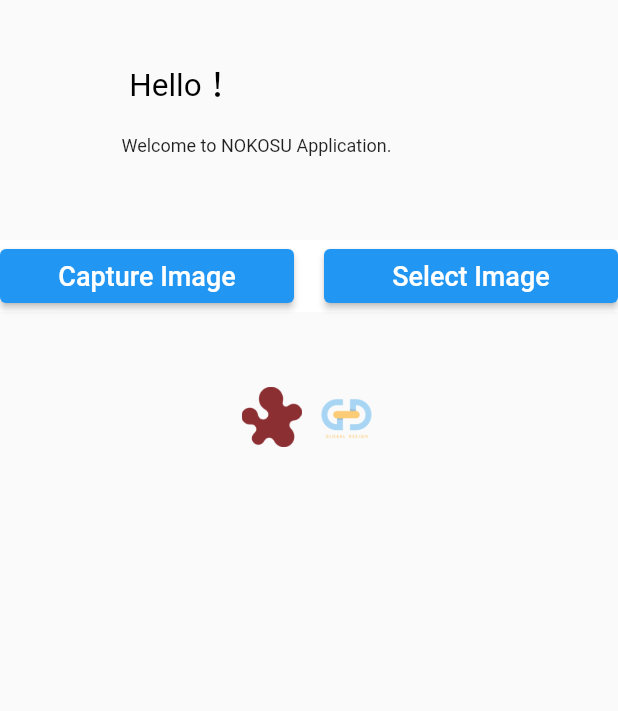
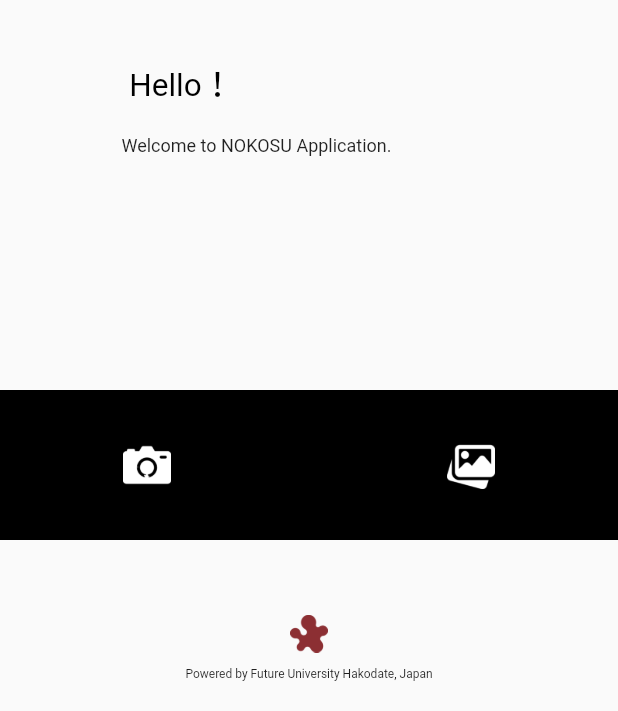
Before and after one commit to mohrn3/newApp, a Flutter app: the Uploader screen opened directly, on a phone screen of 412 x 824 dp, the part 525-1236 px from its top. Run offline on Flutter 3.47's test engine with Material 2 defaults, Android fonts, the phone set to English and light mode, and no system bars; drawn by our look-alikes of animated_text_kit; our stand-ins replace animated_splash_screen, font_awesome_flutter, image_picker, line_icons, liquid_swipe, lite_rolling_switch and 3 more.

Commit message:
pushu working function.-1

```diff
--- a/lib/image_picker.dart
+++ b/lib/image_picker.dart
@@ -81,7 +81,6 @@ class _Uploader extends State<Uploader> {
                             ),
                           ),
                         )),
-
                     Padding(
                         padding: const EdgeInsets.fromLTRB(00, 0, 0, 0),
                         child: SizedBox(
@@ -106,17 +105,14 @@ class _Uploader extends State<Uploader> {
                                 RotateAnimatedText('NOKOSU 앱에 오신 것을 환영합니다. '),
                                 RotateAnimatedText('欢迎使用 NOKOSU 应用程序。'),
                               ],
-                              // onTap: () {
-                              //   print("Tap Event");
-                              // },
                             ),
                           ),
                         )),
-
                     Padding(
-                      padding: const EdgeInsets.fromLTRB(00, 50, 00, 20),
+                      padding: const EdgeInsets.fromLTRB(00, 150, 00, 20),
                       child: Container(
-                        color: Colors.white,
+                        color: Colors.black,
+                        height: 100,
                         // decoration: BoxDecoration(
                         //     gradient: LinearGradient(
                         //         begin: Alignment.topLeft,
@@ -128,95 +124,66 @@ class _Uploader extends State<Uploader> {
                             crossAxisAlignment: CrossAxisAlignment.center,
                             children: <Widget>[
                               Expanded(
-                                child: ElevatedButton(
-                                    onPressed: () =>
-                                        getImage(source: ImageSource.camera),
-                                    child: const Text('Capture Image',
-                                        style: TextStyle(fontSize: 18))),
+                                child: IconButton(
+                                  icon: const ImageIcon(
+                                    AssetImage('assets/cam.png'),
+                                    size: 250,
+                                    color: Colors.white,
+                                  ),
+                                  color: Colors.white,
+                                  hoverColor: Colors.green.shade600,
+                                  alignment: Alignment.center,
+                                  onPressed: () =>
+                                      getImage(source: ImageSource.camera),
+                                  // child: const Text('Capture Image',
+                                  //     style: TextStyle(fontSize: 18))
+                                ),
                               ),
                               const SizedBox(
                                 width: 20,
                               ),
                               Expanded(
-                                child: ElevatedButton(
-                                    onPressed: () =>
-                                        getImage(source: ImageSource.gallery),
-                                    child: const Text('Select Image',
-                                        style: TextStyle(fontSize: 18))),
+                                child: IconButton(
+                                  icon: const ImageIcon(
+                                    AssetImage('assets/gal.png'),
+                                    size: 250,
+                                    color: Colors.white,
+                                  ),
+                                  color: Colors.white,
+                                  hoverColor: Colors.green.shade600,
+                                  alignment: Alignment.center,
+                                  onPressed: () =>
+                                      getImage(source: ImageSource.gallery),
+                                  // child: const Text('Capture Image',
+                                  //     style: TextStyle(fontSize: 18))
+                                ),
                               )
                             ]),
                       ), //Container
                     ),
-                    // Padding(
-                    //   padding: const EdgeInsets.all(8.0),
-                    //   child: Container(
-                    //       child: RoundedLoadingButton(
-                    //           child: Text('Make a Tour',
-                    //               style: TextStyle(color: Colors.black)),
-                    //           controller: _btnController,
-                    //           onPressed: () => {
-                    //                 Navigator.of(context).push(
-                    //                     MaterialPageRoute(
-                    //                         builder: (context) =>
-                    //                             AnimatedScreen())),
-                    //               })),
-                    //   // child: Container(
-                    //   //   decoration: BoxDecoration(
-                    //   //     shape: BoxShape.circle,
-                    //   //     color: Colors.black,
-                    //   //   ),
-                    //   //   child: Icon(
-                    //   //     Icons.arrow_right,
-                    //   //     color: Colors.white,
-
-                    //   //   ),
-                    //   // ),
-                    // ),
                     Padding(
                       padding: EdgeInsets.fromLTRB(0, 30, 0, 0),
                       child: Container(
                         // margin: EdgeInsets.only(
                         //     left: 0.0, top: 60.0, right: 0.0, bottom: 0.0),
-                        width: 100,
-                        height: 40,
-                        child: Row(
+
+                        child: Column(
                           mainAxisAlignment: MainAxisAlignment.center,
                           crossAxisAlignment: CrossAxisAlignment.center,
                           children: [
                             Image.asset(
                               'assets/fun.png',
                               fit: BoxFit.contain,
+                              width: 50,
+                              height: 25,
                             ),
                             const SizedBox(
-                              width: 10,
+                              height: 10,
                             ),
-                            Image.asset(
-                              'assets/globaldesign.png',
-                              fit: BoxFit.contain,
-                              alignment: Alignment.center,
+                            const Text(
+                              "Powered by Future University Hakodate, Japan",
+                              style: TextStyle(fontSize: 8),
                             ),
-
-                            // Container(
-                            //   // width: 100,
-                            //   // height: 35,
-                            //   alignment: Alignment.centerLeft,
-                            //   child: Image.asset(
-                            //     'assets/fun.png',
-                            //     fit: BoxFit.contain,
-                            //   ),
-                            // ),
-                            // SizedBox(
-                            //   width: 10,
-                            // ),
-                            // Container(
-                            //   width: 80,
-                            //   height: 80,
-                            //   alignment: Alignment.centerRight,
-                            //   child: Image.asset(
-                            //     'assets/globaldesign.png',
-                            //     fit: BoxFit.contain,
-                            //   ),
-                            // ),
                           ],
                         ),
                       ),
```
